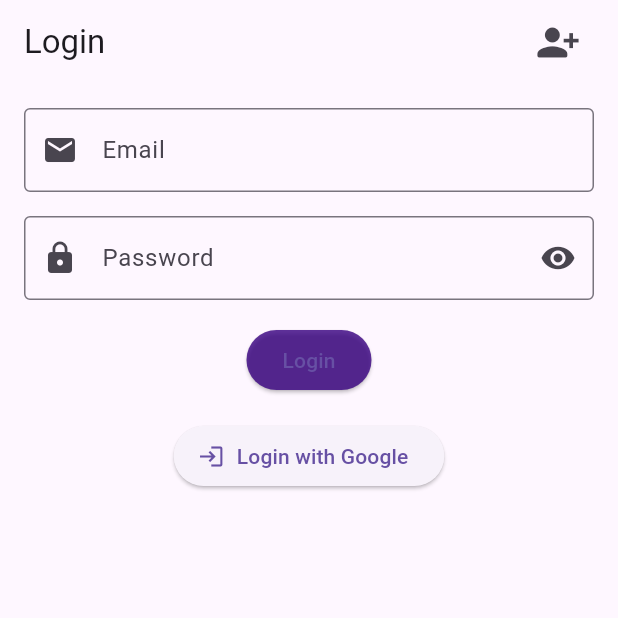
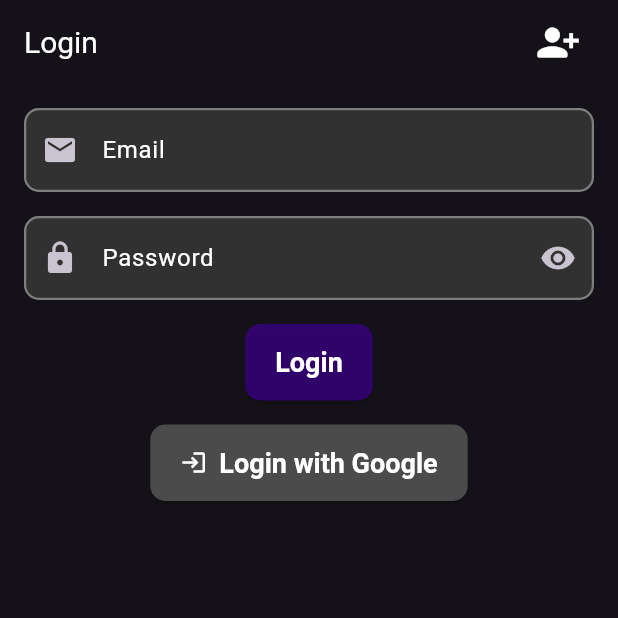
Before and after one commit to random-Kagamine-Rin-Shadow-y-un-Tilin/SEIM_Canary_Firebase, a Flutter app: the screen it shows after launch, on a phone screen of 412 x 824 dp, the top half of it. Run offline on Flutter 3.47's test engine with Material 3 defaults, Android fonts, the phone set to English and light mode, and no system bars; our stand-ins replace cloud_firestore, firebase_auth, firebase_core, firebase_database, google_sign_in; missing offline and left inert: bcrypt; accounts and stored records are empty.

Commit message:
push requerido

```diff
--- a/lib/main.dart
+++ b/lib/main.dart
@@ -1,6 +1,7 @@
 import 'package:flutter/material.dart';
 import 'package:firebase_core/firebase_core.dart';
 import 'package:seim_canary/screens/Users/login.dart';
+import 'package:seim_canary/widgets/theme.dart';
 
 void main() async {
   WidgetsFlutterBinding.ensureInitialized();
@@ -15,6 +16,8 @@ class MainApp extends StatelessWidget {
   Widget build(BuildContext context) {
     return MaterialApp(
       debugShowCheckedModeBanner: false,
+      theme: themeMain(),
+      title: 'SEIM',
       home: const LoginScreen(),
     );
   }
```
Also changed, not shown: 131 other files.
